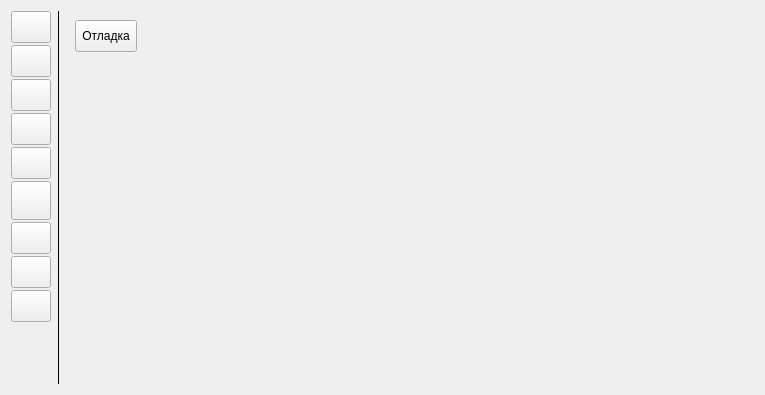
Old version of the form classes/menubar/widgetmenu.ui in the repository vlarry/configurator.
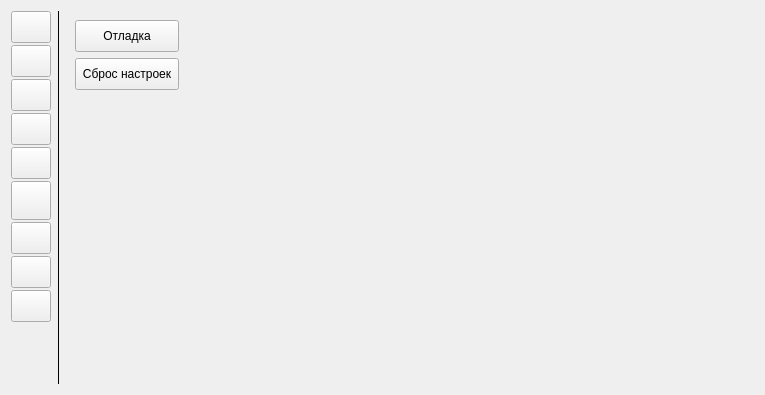
New version of the form. The open tabs and pages were chosen to show the change. Icons and pictures are not drawn. Custom widgets are drawn as their Qt base class.

Commit message: Перенос кнопки сброса настроек устройства в настройки по умолчанию из панели в верхнее выпадающее меню.

Patch:
```diff
--- a/classes/menubar/widgetmenu.ui
+++ b/classes/menubar/widgetmenu.ui
@@ -1745,11 +1745,19 @@
         </layout>
        </widget>
        <widget class="QWidget" name="pageSettings">
-        <layout class="QVBoxLayout" name="verticalLayout_8">
+        <layout class="QVBoxLayout" name="verticalLayout_21">
          <item>
           <layout class="QHBoxLayout" name="horizontalLayout_6">
            <item>
+            <layout class="QVBoxLayout" name="verticalLayout_8">
+             <item>
             <widget class="CToolButton" name="toolButtonSettingDebug">
+               <property name="sizePolicy">
+                <sizepolicy hsizetype="Minimum" vsizetype="Fixed">
+                 <horstretch>0</horstretch>
+                 <verstretch>0</verstretch>
+                </sizepolicy>
+               </property>
              <property name="minimumSize">
               <size>
                <width>0</width>
@@ -1781,7 +1789,41 @@
             </widget>
            </item>
            <item>
-            <spacer name="horizontalSpacer_5">
+              <widget class="CToolButton" name="toolButtonSettingDefault">
+               <property name="minimumSize">
+                <size>
+                 <width>0</width>
+                 <height>32</height>
+                </size>
+               </property>
+               <property name="maximumSize">
+                <size>
+                 <width>16777215</width>
+                 <height>32</height>
+                </size>
+               </property>
+               <property name="text">
+                <string>Сброс настроек</string>
+               </property>
+               <property name="icon">
+                <iconset resource="../../resource.qrc">
+                 <normaloff>:/images/resource/images/set_default.png</normaloff>:/images/resource/images/set_default.png</iconset>
+               </property>
+               <property name="iconSize">
+                <size>
+                 <width>32</width>
+                 <height>32</height>
+                </size>
+               </property>
+               <property name="toolButtonStyle">
+                <enum>Qt::ToolButtonTextBesideIcon</enum>
+               </property>
+              </widget>
+             </item>
+            </layout>
+           </item>
+           <item>
+            <spacer name="horizontalSpacer">
              <property name="orientation">
               <enum>Qt::Horizontal</enum>
              </property>
```
Lines whose indentation alone changed are shown as unchanged. The commit also changes 4 other files.
